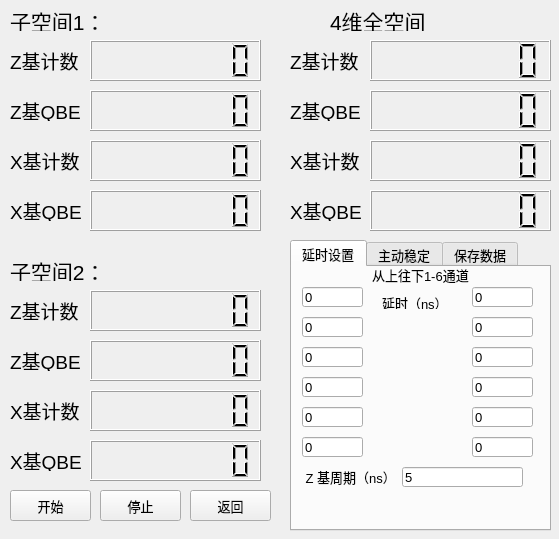
WhiteChimney/TDC-counter, file ui/hyperEBQKDwidget.ui: the form before one commit.
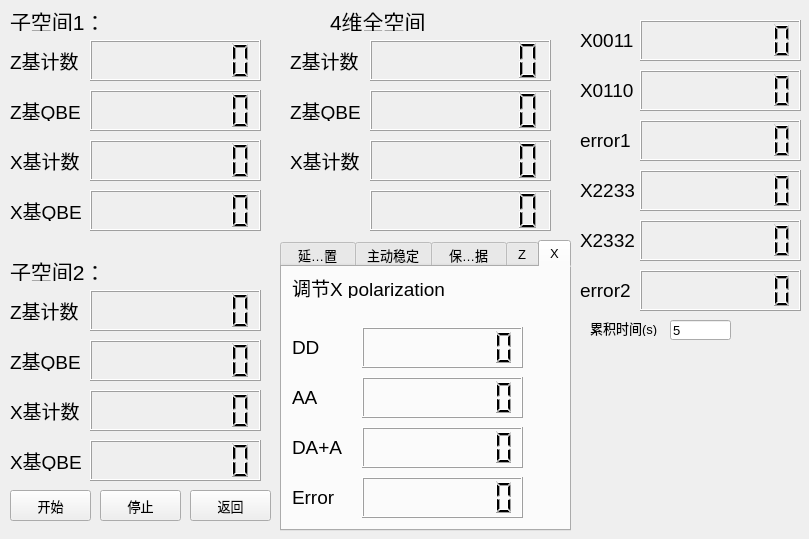
The form after the commit. The open tabs and pages were chosen to show the change.

What changed in the file:
```diff
--- a/ui/hyperEBQKDwidget.ui
+++ b/ui/hyperEBQKDwidget.ui
@@ -6,7 +6,7 @@
    <rect>
     <x>0</x>
     <y>0</y>
-    <width>559</width>
+    <width>809</width>
     <height>539</height>
    </rect>
   </property>
@@ -402,24 +402,6 @@
     <string>4维全空间</string>
    </property>
   </widget>
-  <widget class="QLabel" name="label_12">
-   <property name="geometry">
-    <rect>
-     <x>290</x>
-     <y>200</y>
-     <width>71</width>
-     <height>21</height>
-    </rect>
-   </property>
-   <property name="font">
-    <font>
-     <pointsize>14</pointsize>
-    </font>
-   </property>
-   <property name="text">
-    <string>X基QBER</string>
-   </property>
-  </widget>
   <widget class="QLCDNumber" name="FullSpaceXCount">
    <property name="geometry">
     <rect>
@@ -606,9 +588,9 @@
   <widget class="QTabWidget" name="QKDWidgetset">
    <property name="geometry">
     <rect>
-     <x>290</x>
+     <x>280</x>
      <y>240</y>
-     <width>261</width>
+     <width>291</width>
      <height>291</height>
     </rect>
    </property>
@@ -645,7 +627,7 @@
       </rect>
      </property>
      <property name="text">
-      <string>0</string>
+      <string>-0.6</string>
      </property>
     </widget>
     <widget class="QLineEdit" name="TDC1delay3">
@@ -658,7 +640,7 @@
       </rect>
      </property>
      <property name="text">
-      <string>0</string>
+      <string>0.5</string>
      </property>
     </widget>
     <widget class="QLineEdit" name="TDC1delay4">
@@ -671,7 +653,7 @@
       </rect>
      </property>
      <property name="text">
-      <string>0</string>
+      <string>4.5</string>
      </property>
     </widget>
     <widget class="QLineEdit" name="TDC1delay5">
@@ -684,7 +666,7 @@
       </rect>
      </property>
      <property name="text">
-      <string>0</string>
+      <string>41.7</string>
      </property>
     </widget>
     <widget class="QLineEdit" name="TDC1delay6">
@@ -697,7 +679,7 @@
       </rect>
      </property>
      <property name="text">
-      <string>0</string>
+      <string>41.8</string>
      </property>
     </widget>
     <widget class="QLineEdit" name="TDC2delay1">
@@ -710,7 +692,7 @@
       </rect>
      </property>
      <property name="text">
-      <string>0</string>
+      <string>-23.2</string>
      </property>
     </widget>
     <widget class="QLineEdit" name="TDC2delay2">
@@ -723,7 +705,7 @@
       </rect>
      </property>
      <property name="text">
-      <string>0</string>
+      <string>-23.4</string>
      </property>
     </widget>
     <widget class="QLineEdit" name="TDC2delay3">
@@ -736,7 +718,7 @@
       </rect>
      </property>
      <property name="text">
-      <string>0</string>
+      <string>-18.3</string>
      </property>
     </widget>
     <widget class="QLineEdit" name="TDC2delay4">
@@ -749,7 +731,7 @@
       </rect>
      </property>
      <property name="text">
-      <string>0</string>
+      <string>-18.2</string>
      </property>
     </widget>
     <widget class="QLineEdit" name="TDC2delay5">
@@ -762,7 +744,7 @@
       </rect>
      </property>
      <property name="text">
-      <string>0</string>
+      <string>15</string>
      </property>
     </widget>
     <widget class="QLineEdit" name="TDC2delay6">
@@ -775,7 +757,7 @@
       </rect>
      </property>
      <property name="text">
-      <string>0</string>
+      <string>15</string>
      </property>
     </widget>
     <widget class="QLabel" name="label_16">
@@ -1419,7 +1401,683 @@
      </property>
     </widget>
    </widget>
+   <widget class="QWidget" name="tab_2">
+    <attribute name="title">
+     <string>Z</string>
+    </attribute>
+    <widget class="QLCDNumber" name="polarization_HH">
+     <property name="geometry">
+      <rect>
+       <x>70</x>
+       <y>60</y>
+       <width>161</width>
+       <height>41</height>
+      </rect>
+     </property>
+     <property name="smallDecimalPoint">
+      <bool>true</bool>
+     </property>
+     <property name="digitCount">
+      <number>7</number>
+     </property>
+    </widget>
+    <widget class="QLCDNumber" name="polarization_HV">
+     <property name="geometry">
+      <rect>
+       <x>70</x>
+       <y>160</y>
+       <width>161</width>
+       <height>41</height>
+      </rect>
+     </property>
+     <property name="smallDecimalPoint">
+      <bool>true</bool>
+     </property>
+     <property name="digitCount">
+      <number>7</number>
+     </property>
+    </widget>
+    <widget class="QLCDNumber" name="polarization_VV">
+     <property name="geometry">
+      <rect>
+       <x>70</x>
+       <y>110</y>
+       <width>161</width>
+       <height>41</height>
+      </rect>
+     </property>
+     <property name="smallDecimalPoint">
+      <bool>true</bool>
+     </property>
+     <property name="digitCount">
+      <number>7</number>
+     </property>
+    </widget>
+    <widget class="QLCDNumber" name="polarization_err">
+     <property name="geometry">
+      <rect>
+       <x>70</x>
+       <y>210</y>
+       <width>161</width>
+       <height>41</height>
+      </rect>
+     </property>
+     <property name="smallDecimalPoint">
+      <bool>true</bool>
+     </property>
+     <property name="digitCount">
+      <number>7</number>
+     </property>
+    </widget>
+    <widget class="QLabel" name="label_34">
+     <property name="geometry">
+      <rect>
+       <x>10</x>
+       <y>70</y>
+       <width>31</width>
+       <height>21</height>
+      </rect>
+     </property>
+     <property name="font">
+      <font>
+       <pointsize>14</pointsize>
+      </font>
+     </property>
+     <property name="locale">
+      <locale language="Chinese" country="China"/>
+     </property>
+     <property name="text">
+      <string>HH</string>
+     </property>
+     <property name="textFormat">
+      <enum>Qt::PlainText</enum>
+     </property>
+    </widget>
+    <widget class="QLabel" name="label_35">
+     <property name="geometry">
+      <rect>
+       <x>10</x>
+       <y>120</y>
+       <width>31</width>
+       <height>21</height>
+      </rect>
+     </property>
+     <property name="font">
+      <font>
+       <pointsize>14</pointsize>
+      </font>
+     </property>
+     <property name="locale">
+      <locale language="Chinese" country="China"/>
+     </property>
+     <property name="text">
+      <string>VV</string>
+     </property>
+     <property name="textFormat">
+      <enum>Qt::PlainText</enum>
+     </property>
+    </widget>
+    <widget class="QLabel" name="label_36">
+     <property name="geometry">
+      <rect>
+       <x>10</x>
+       <y>170</y>
+       <width>51</width>
+       <height>21</height>
+      </rect>
+     </property>
+     <property name="font">
+      <font>
+       <pointsize>14</pointsize>
+      </font>
+     </property>
+     <property name="locale">
+      <locale language="Chinese" country="China"/>
+     </property>
+     <property name="text">
+      <string>HV+VH</string>
+     </property>
+     <property name="textFormat">
+      <enum>Qt::PlainText</enum>
+     </property>
+    </widget>
+    <widget class="QLabel" name="label_38">
+     <property name="geometry">
+      <rect>
+       <x>10</x>
+       <y>220</y>
+       <width>31</width>
+       <height>21</height>
+      </rect>
+     </property>
+     <property name="font">
+      <font>
+       <pointsize>14</pointsize>
+      </font>
+     </property>
+     <property name="locale">
+      <locale language="Chinese" country="China"/>
+     </property>
+     <property name="text">
+      <string>Error</string>
+     </property>
+     <property name="textFormat">
+      <enum>Qt::PlainText</enum>
+     </property>
+    </widget>
+    <widget class="QLabel" name="label_12">
+     <property name="geometry">
+      <rect>
+       <x>10</x>
+       <y>10</y>
+       <width>191</width>
+       <height>21</height>
+      </rect>
+     </property>
+     <property name="font">
+      <font>
+       <pointsize>14</pointsize>
+      </font>
+     </property>
+     <property name="text">
+      <string>调节Z polarization</string>
+     </property>
+    </widget>
+   </widget>
+   <widget class="QWidget" name="tab_3">
+    <attribute name="title">
+     <string>X</string>
+    </attribute>
+    <widget class="QLabel" name="label_39">
+     <property name="geometry">
+      <rect>
+       <x>10</x>
+       <y>170</y>
+       <width>51</width>
+       <height>21</height>
+      </rect>
+     </property>
+     <property name="font">
+      <font>
+       <pointsize>14</pointsize>
+      </font>
+     </property>
+     <property name="locale">
+      <locale language="Chinese" country="China"/>
+     </property>
+     <property name="text">
+      <string>DA+AD</string>
+     </property>
+     <property name="textFormat">
+      <enum>Qt::PlainText</enum>
+     </property>
+    </widget>
+    <widget class="QLabel" name="label_40">
+     <property name="geometry">
+      <rect>
+       <x>10</x>
+       <y>70</y>
+       <width>31</width>
+       <height>21</height>
+      </rect>
+     </property>
+     <property name="font">
+      <font>
+       <pointsize>14</pointsize>
+      </font>
+     </property>
+     <property name="locale">
+      <locale language="Chinese" country="China"/>
+     </property>
+     <property name="text">
+      <string>DD</string>
+     </property>
+     <property name="textFormat">
+      <enum>Qt::PlainText</enum>
+     </property>
+    </widget>
+    <widget class="QLCDNumber" name="polarization_DD">
+     <property name="geometry">
+      <rect>
+       <x>80</x>
+       <y>60</y>
+       <width>161</width>
+       <height>41</height>
+      </rect>
+     </property>
+     <property name="smallDecimalPoint">
+      <bool>true</bool>
+     </property>
+     <property name="digitCount">
+      <number>7</number>
+     </property>
+    </widget>
+    <widget class="QLabel" name="label_41">
+     <property name="geometry">
+      <rect>
+       <x>10</x>
+       <y>220</y>
+       <width>61</width>
+       <height>21</height>
+      </rect>
+     </property>
+     <property name="font">
+      <font>
+       <pointsize>14</pointsize>
+      </font>
+     </property>
+     <property name="locale">
+      <locale language="Chinese" country="China"/>
+     </property>
+     <property name="text">
+      <string>Error</string>
+     </property>
+     <property name="textFormat">
+      <enum>Qt::PlainText</enum>
+     </property>
+    </widget>
+    <widget class="QLCDNumber" name="polarization_errAD">
+     <property name="geometry">
+      <rect>
+       <x>80</x>
+       <y>210</y>
+       <width>161</width>
+       <height>41</height>
+      </rect>
+     </property>
+     <property name="smallDecimalPoint">
+      <bool>true</bool>
+     </property>
+     <property name="digitCount">
+      <number>7</number>
+     </property>
+    </widget>
+    <widget class="QLCDNumber" name="polarization_DA">
+     <property name="geometry">
+      <rect>
+       <x>80</x>
+       <y>160</y>
+       <width>161</width>
+       <height>41</height>
+      </rect>
+     </property>
+     <property name="smallDecimalPoint">
+      <bool>true</bool>
+     </property>
+     <property name="digitCount">
+      <number>7</number>
+     </property>
+    </widget>
+    <widget class="QLabel" name="label_43">
+     <property name="geometry">
+      <rect>
+       <x>10</x>
+       <y>120</y>
+       <width>31</width>
+       <height>21</height>
+      </rect>
+     </property>
+     <property name="font">
+      <font>
+       <pointsize>14</pointsize>
+      </font>
+     </property>
+     <property name="locale">
+      <locale language="Chinese" country="China"/>
+     </property>
+     <property name="text">
+      <string>AA</string>
+     </property>
+     <property name="textFormat">
+      <enum>Qt::PlainText</enum>
+     </property>
+    </widget>
+    <widget class="QLCDNumber" name="polarization_AA">
+     <property name="geometry">
+      <rect>
+       <x>80</x>
+       <y>110</y>
+       <width>161</width>
+       <height>41</height>
+      </rect>
+     </property>
+     <property name="smallDecimalPoint">
+      <bool>true</bool>
+     </property>
+     <property name="digitCount">
+      <number>7</number>
+     </property>
+    </widget>
+    <widget class="QLabel" name="label_37">
+     <property name="geometry">
+      <rect>
+       <x>10</x>
+       <y>10</y>
+       <width>191</width>
+       <height>21</height>
+      </rect>
+     </property>
+     <property name="font">
+      <font>
+       <pointsize>14</pointsize>
+      </font>
+     </property>
+     <property name="text">
+      <string>调节X polarization</string>
+     </property>
+    </widget>
+   </widget>
   </widget>
+  <widget class="QLCDNumber" name="accX2332">
+   <property name="geometry">
+    <rect>
+     <x>640</x>
+     <y>220</y>
+     <width>161</width>
+     <height>41</height>
+    </rect>
+   </property>
+   <property name="smallDecimalPoint">
+    <bool>true</bool>
+   </property>
+   <property name="digitCount">
+    <number>7</number>
+   </property>
+  </widget>
+  <widget class="QLabel" name="label_30">
+   <property name="geometry">
+    <rect>
+     <x>580</x>
+     <y>230</y>
+     <width>61</width>
+     <height>21</height>
+    </rect>
+   </property>
+   <property name="font">
+    <font>
+     <pointsize>14</pointsize>
+    </font>
+   </property>
+   <property name="locale">
+    <locale language="Chinese" country="China"/>
+   </property>
+   <property name="text">
+    <string>X2332</string>
+   </property>
+   <property name="textFormat">
+    <enum>Qt::PlainText</enum>
+   </property>
+  </widget>
+  <widget class="QLabel" name="label_28">
+   <property name="geometry">
+    <rect>
+     <x>580</x>
+     <y>180</y>
+     <width>61</width>
+     <height>21</height>
+    </rect>
+   </property>
+   <property name="font">
+    <font>
+     <pointsize>14</pointsize>
+    </font>
+   </property>
+   <property name="locale">
+    <locale language="Chinese" country="China"/>
+   </property>
+   <property name="text">
+    <string>X2233</string>
+   </property>
+   <property name="textFormat">
+    <enum>Qt::PlainText</enum>
+   </property>
+  </widget>
+  <widget class="QLCDNumber" name="error23">
+   <property name="geometry">
+    <rect>
+     <x>640</x>
+     <y>270</y>
+     <width>161</width>
+     <height>41</height>
+    </rect>
+   </property>
+   <property name="smallDecimalPoint">
+    <bool>true</bool>
+   </property>
+   <property name="digitCount">
+    <number>7</number>
+   </property>
+  </widget>
+  <widget class="QLineEdit" name="accumulatedtime_2">
+   <property name="geometry">
+    <rect>
+     <x>670</x>
+     <y>320</y>
+     <width>61</width>
+     <height>20</height>
+    </rect>
+   </property>
+   <property name="text">
+    <string>5</string>
+   </property>
+  </widget>
+  <widget class="QLabel" name="label_29">
+   <property name="geometry">
+    <rect>
+     <x>580</x>
+     <y>80</y>
+     <width>61</width>
+     <height>21</height>
+    </rect>
+   </property>
+   <property name="font">
+    <font>
+     <pointsize>14</pointsize>
+    </font>
+   </property>
+   <property name="locale">
+    <locale language="Chinese" country="China"/>
+   </property>
+   <property name="text">
+    <string>X0110</string>
+   </property>
+   <property name="textFormat">
+    <enum>Qt::PlainText</enum>
+   </property>
+  </widget>
+  <widget class="QLCDNumber" name="accX0011">
+   <property name="geometry">
+    <rect>
+     <x>640</x>
+     <y>20</y>
+     <width>161</width>
+     <height>41</height>
+    </rect>
+   </property>
+   <property name="smallDecimalPoint">
+    <bool>true</bool>
+   </property>
+   <property name="digitCount">
+    <number>7</number>
+   </property>
+  </widget>
+  <widget class="QLCDNumber" name="accX2233">
+   <property name="geometry">
+    <rect>
+     <x>640</x>
+     <y>170</y>
+     <width>161</width>
+     <height>41</height>
+    </rect>
+   </property>
+   <property name="smallDecimalPoint">
+    <bool>true</bool>
+   </property>
+   <property name="digitCount">
+    <number>7</number>
+   </property>
+  </widget>
+  <widget class="QLabel" name="label_31">
+   <property name="geometry">
+    <rect>
+     <x>590</x>
+     <y>320</y>
+     <width>71</width>
+     <height>16</height>
+    </rect>
+   </property>
+   <property name="text">
+    <string>累积时间(s)</string>
+   </property>
+  </widget>
+  <widget class="QLabel" name="label_17">
+   <property name="geometry">
+    <rect>
+     <x>580</x>
+     <y>30</y>
+     <width>61</width>
+     <height>21</height>
+    </rect>
+   </property>
+   <property name="font">
+    <font>
+     <pointsize>14</pointsize>
+    </font>
+   </property>
+   <property name="locale">
+    <locale language="Chinese" country="China"/>
+   </property>
+   <property name="text">
+    <string>X0011</string>
+   </property>
+   <property name="textFormat">
+    <enum>Qt::PlainText</enum>
+   </property>
+  </widget>
+  <widget class="QLCDNumber" name="accX0110">
+   <property name="geometry">
+    <rect>
+     <x>640</x>
+     <y>70</y>
+     <width>161</width>
+     <height>41</height>
+    </rect>
+   </property>
+   <property name="smallDecimalPoint">
+    <bool>true</bool>
+   </property>
+   <property name="digitCount">
+    <number>7</number>
+   </property>
+  </widget>
+  <widget class="QLCDNumber" name="error01">
+   <property name="geometry">
+    <rect>
+     <x>640</x>
+     <y>120</y>
+     <width>161</width>
+     <height>41</height>
+    </rect>
+   </property>
+   <property name="smallDecimalPoint">
+    <bool>true</bool>
+   </property>
+   <property name="digitCount">
+    <number>7</number>
+   </property>
+  </widget>
+  <widget class="QLabel" name="label_32">
+   <property name="geometry">
+    <rect>
+     <x>580</x>
+     <y>130</y>
+     <width>61</width>
+     <height>21</height>
+    </rect>
+   </property>
+   <property name="font">
+    <font>
+     <pointsize>14</pointsize>
+    </font>
+   </property>
+   <property name="locale">
+    <locale language="Chinese" country="China"/>
+   </property>
+   <property name="text">
+    <string>error1</string>
+   </property>
+   <property name="textFormat">
+    <enum>Qt::PlainText</enum>
+   </property>
+  </widget>
+  <widget class="QLabel" name="label_33">
+   <property name="geometry">
+    <rect>
+     <x>580</x>
+     <y>280</y>
+     <width>61</width>
+     <height>21</height>
+    </rect>
+   </property>
+   <property name="font">
+    <font>
+     <pointsize>14</pointsize>
+    </font>
+   </property>
+   <property name="locale">
+    <locale language="Chinese" country="China"/>
+   </property>
+   <property name="text">
+    <string>error2</string>
+   </property>
+   <property name="textFormat">
+    <enum>Qt::PlainText</enum>
+   </property>
+  </widget>
+  <zorder>QKDWidgetset</zorder>
+  <zorder>SubSpace1ZCount</zorder>
+  <zorder>label</zorder>
+  <zorder>label_2</zorder>
+  <zorder>SubSpace1ZQBER</zorder>
+  <zorder>SubSpace1XCount</zorder>
+  <zorder>SubSpace1XQBER</zorder>
+  <zorder>label_3</zorder>
+  <zorder>label_4</zorder>
+  <zorder>label_5</zorder>
+  <zorder>label_6</zorder>
+  <zorder>SubSpace2XCount</zorder>
+  <zorder>SubSpace2XQBER</zorder>
+  <zorder>label_7</zorder>
+  <zorder>label_8</zorder>
+  <zorder>label_9</zorder>
+  <zorder>SubSpace2ZCount</zorder>
+  <zorder>label_10</zorder>
+  <zorder>SubSpace2ZQBER</zorder>
+  <zorder>label_11</zorder>
+  <zorder>FullSpaceXCount</zorder>
+  <zorder>FullSpaceXQBER</zorder>
+  <zorder>label_13</zorder>
+  <zorder>label_14</zorder>
+  <zorder>FullSpaceZCount</zorder>
+  <zorder>label_15</zorder>
+  <zorder>FullSpaceZQBER</zorder>
+  <zorder>ButtonStartQKD</zorder>
+  <zorder>ButtonStopQKD</zorder>
+  <zorder>ButtonRetornQKD</zorder>
+  <zorder>accX2332</zorder>
+  <zorder>label_30</zorder>
+  <zorder>label_28</zorder>
+  <zorder>error23</zorder>
+  <zorder>accumulatedtime_2</zorder>
+  <zorder>label_29</zorder>
+  <zorder>accX0011</zorder>
+  <zorder>accX2233</zorder>
+  <zorder>label_31</zorder>
+  <zorder>label_17</zorder>
+  <zorder>accX0110</zorder>
+  <zorder>error01</zorder>
+  <zorder>label_32</zorder>
+  <zorder>label_33</zorder>
  </widget>
  <resources/>
  <connections/>
```
Left out of the diff: 23 changed lines with no effect on the pictures.
